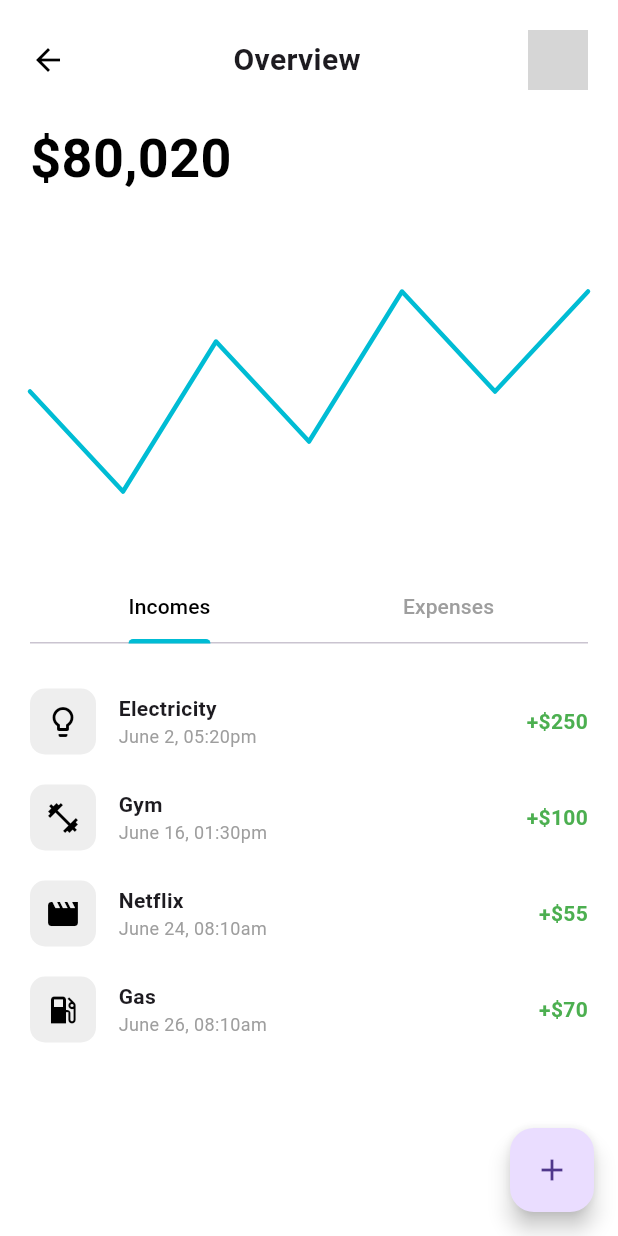
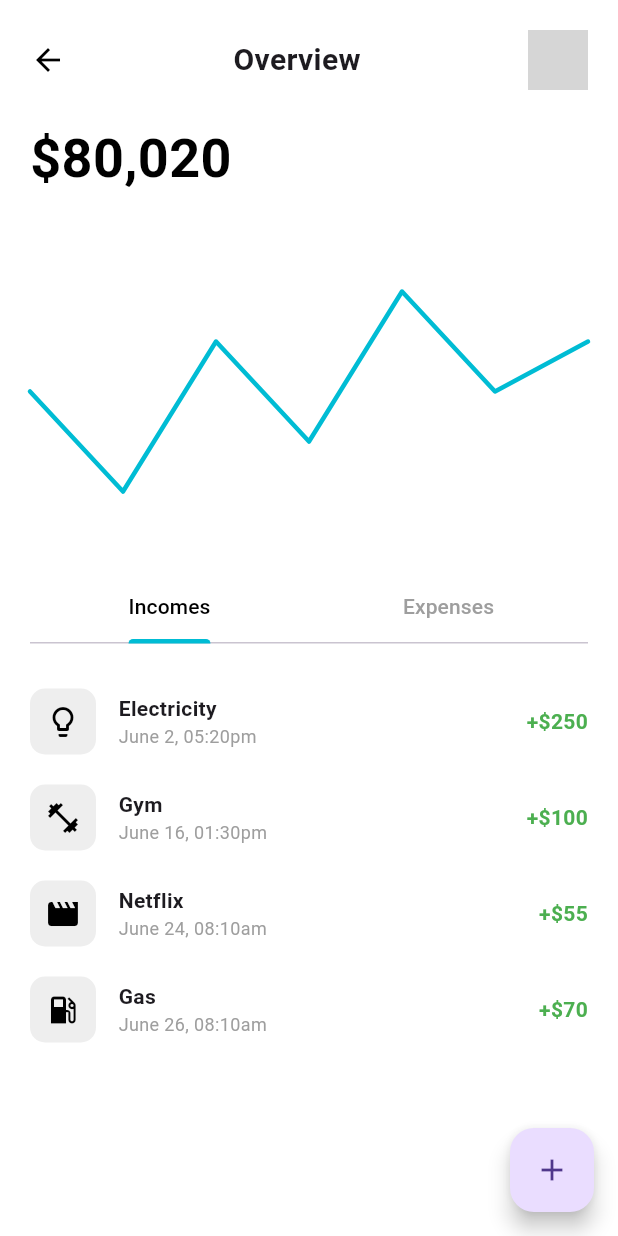
Before and after one commit to Nived-Manoj/Money_Management_App, a Flutter app: the screen it shows after launch, item 2 of the bottom bar chosen, on a phone screen of 412 x 824 dp. Run offline on Flutter 3.47's test engine with Material 3 defaults, Android fonts, the phone set to English and light mode, and no system bars; drawn by our look-alikes of fl_chart; network calls fail; grey boxes are pictures that could not be loaded.

Commit message:
intial committ

```diff
--- a/lib/spends.dart
+++ b/lib/spends.dart
@@ -107,7 +107,7 @@ class OverviewScreen extends StatelessWidget {
                 FlSpot(3, 2),
                 FlSpot(4, 5),
                 FlSpot(5, 3),
-                FlSpot(6, 5),
+                FlSpot(6, 4),
               ],
               color: Colors.cyan,
               barWidth: 3,
```
